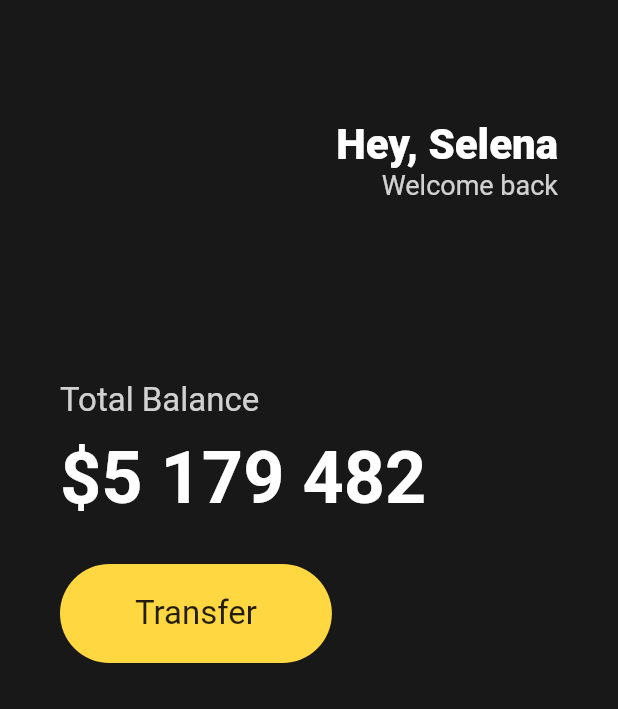
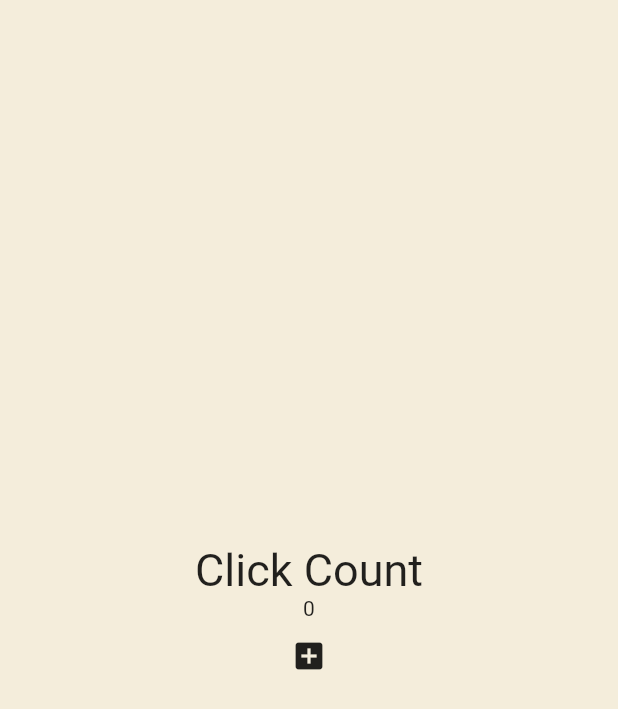
Before and after one commit to infitry/toonflix, a Flutter app: the screen it shows after launch, on a phone screen of 412 x 824 dp. Shown: the top 709 px of the screen. Run offline on Flutter 3.47's test engine with Material 2 defaults, Android fonts, the phone set to English and light mode, and no system bars.

Commit message:
feat: add counter view

```diff
--- a/lib/main.dart
+++ b/lib/main.dart
@@ -4,93 +4,38 @@ void main() {
   runApp(const App());
 }
 
-class App extends StatelessWidget {
+class App extends StatefulWidget {
   const App({super.key});
 
+  @override
+  State<App> createState() => _AppState();
+}
+
+class _AppState extends State<App> {
+  int counter = 0;
+
+  void onClicked() {
+    setState(() {
+      counter++;
+    });
+  }
 
   @override
   Widget build(BuildContext context) {
     return MaterialApp(
       home: Scaffold(
-        backgroundColor:  const Color(0xFF181818),
-        body: Padding(
-          padding: const EdgeInsets.symmetric(horizontal: 40),
-          child: Column(
-            crossAxisAlignment: CrossAxisAlignment.start,
-            children: [
-              const SizedBox(
-                height: 80,
+        backgroundColor: const Color(0xFFF4EDDB),
+        body: Center(
+          child: Column(mainAxisAlignment: MainAxisAlignment.center, children: [
+            const Text(
+              'Click Count',
+              style: TextStyle(
+                fontSize: 30,
               ),
-              Row(
-                mainAxisAlignment: MainAxisAlignment.end,
-                children: [
-                  Column(
-                    crossAxisAlignment: CrossAxisAlignment.end,
-                    children: [
-                      const Text('Hey, Selena',
-                        style: TextStyle(
-                          color: Colors.white,
-                          fontSize: 28,
-                          fontWeight: FontWeight.w800,
-                        ),
-                      ),
-                      Text('Welcome back',
-                        style: TextStyle(
-                          color: Colors.white.withOpacity(0.8),
-                          fontSize: 18,
-                        ),
-                      ),
-                    ],
-                  ),
-                ],
-              ),
-              const SizedBox(
-                height: 120,
-              ),
-              Text(
-                'Total Balance',
-                style: TextStyle(
-                  fontSize: 22,
-                  color: Colors.white.withOpacity(0.8),
-                ),
-              ),
-              const SizedBox(
-                height: 10,
-              ),
-              const Text(
-                '\$5 179 482',
-                style: TextStyle(
-                  fontSize: 48,
-                  fontWeight: FontWeight.w600,
-                  color: Colors.white,
-                ),
-              ),
-              const SizedBox(
-                height: 30,
-              ),
-              Row(
-                children: [
-                  Container(
-                    decoration: BoxDecoration(
-                      color: Colors.amberAccent,
-                      borderRadius: BorderRadius.circular(45),
-                    ),
-                    child: const Padding(
-                      padding: EdgeInsets.symmetric(
-                        vertical: 20, horizontal: 50
-                      ),
-                      child: Text(
-                        'Transfer',
-                        style: TextStyle(
-                          fontSize: 22,
-                        ),
-                      ),
-                    ),
-                  ),
-                ],
-              ),
-            ],
-          ),
+            ),
+            Text('$counter'),
+            IconButton(onPressed: onClicked, icon: const Icon(Icons.add_box))
+          ]),
         ),
       ),
     );
```
Also changed, not shown: lib/views/currency_view.dart (added, +143 -0 lines), lib/widgets/button.dart (added, +34 -0 lines), lib/widgets/currency_card.dart (added, +90 -0 lines).
